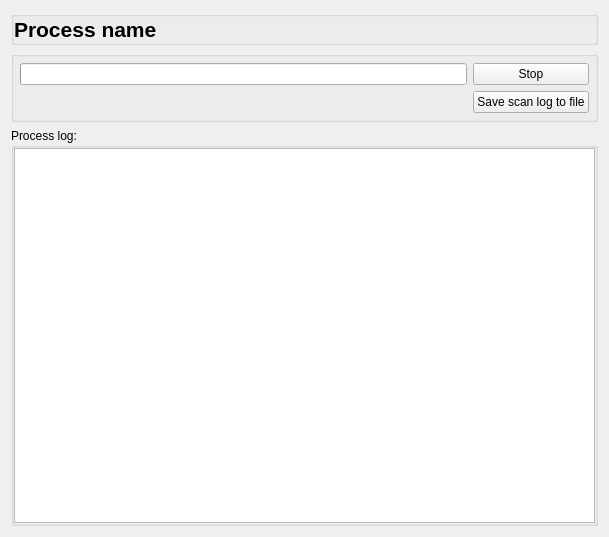
Above: src/libgui/snmpNetworkDiscoveryWizard/nd_progresspage_q.ui from fwbuilder/fwbuilder before the change. Below: the same form after it.
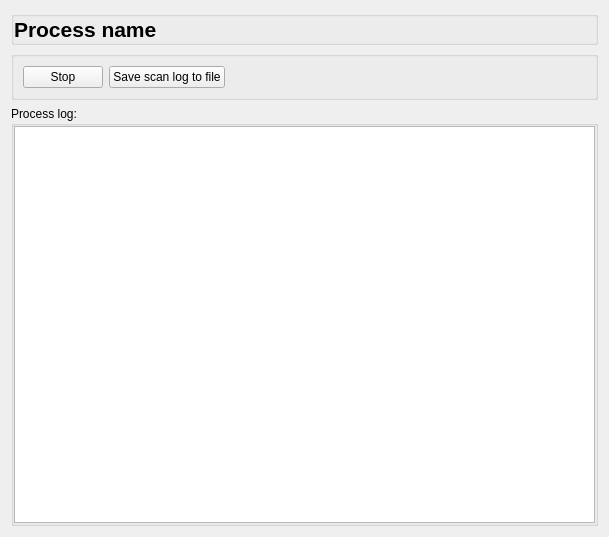
That is the form after the change.

Commit message: see #2163 pages that set up snmp crawler and crawler background process with progress log now work. Using QThread to run background process.

Patch:
```diff
--- a/src/libgui/snmpNetworkDiscoveryWizard/nd_progresspage_q.ui
+++ b/src/libgui/snmpNetworkDiscoveryWizard/nd_progresspage_q.ui
@@ -48,32 +48,22 @@
      <property name="title">
       <string/>
      </property>
-     <layout class="QGridLayout" name="_3">
-      <property name="margin">
-       <number>6</number>
-      </property>
+     <layout class="QGridLayout" name="gridLayout_2">
       <item row="0" column="0">
-       <widget class="QProgressBar" name="discoveryprogress">
-        <property name="orientation">
-         <enum>Qt::Horizontal</enum>
-        </property>
-       </widget>
-      </item>
-      <item row="0" column="1">
        <widget class="QPushButton" name="discoveryStopButton">
         <property name="text">
          <string>Stop</string>
         </property>
        </widget>
       </item>
-      <item row="1" column="1">
+      <item row="0" column="1">
        <widget class="QPushButton" name="logSaveButton">
         <property name="text">
          <string>Save scan log to file</string>
         </property>
        </widget>
       </item>
-      <item row="1" column="0">
+      <item row="0" column="2">
        <spacer>
         <property name="orientation">
          <enum>Qt::Horizontal</enum>
```
Left out of the diff: 43 changed lines with no effect on the pictures. The commit also changes 14 other files.
